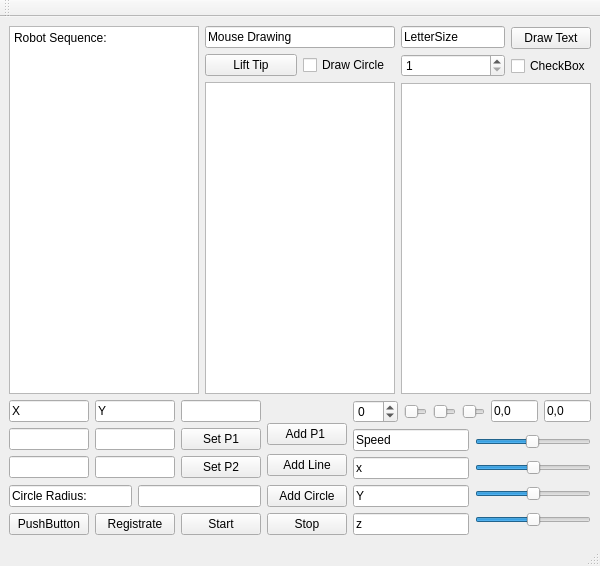
First picture: the form in CAPISample/robotdrawui.ui, repository dzunder32/BachelorRobot, before the edit.
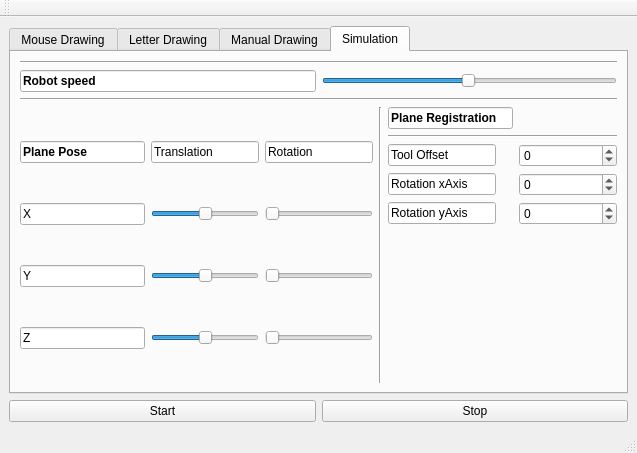
Second picture: the form after the edit. The open tabs and pages were chosen to show the change.

What changed in the file:
```diff
--- a/CAPISample/robotdrawui.ui
+++ b/CAPISample/robotdrawui.ui
@@ -6,45 +6,28 @@
    <rect>
     <x>0</x>
     <y>0</y>
-    <width>600</width>
-    <height>566</height>
+    <width>637</width>
+    <height>453</height>
    </rect>
   </property>
   <property name="windowTitle">
    <string>MainWindow</string>
   </property>
   <widget class="QWidget" name="centralwidget">
-   <layout class="QVBoxLayout" name="verticalLayout_14">
+   <layout class="QVBoxLayout" name="verticalLayout_5">
     <item>
-     <layout class="QHBoxLayout" name="horizontalLayout_9">
-      <item>
-       <widget class="QTextEdit" name="textEdit_Sequence">
-        <property name="html">
-         <string>&lt;!DOCTYPE HTML PUBLIC &quot;-//W3C//DTD HTML 4.0//EN&quot; &quot;http://www.w3.org/TR/REC-html40/strict.dtd&quot;&gt;
-&lt;html&gt;&lt;head&gt;&lt;meta name=&quot;qrichtext&quot; content=&quot;1&quot; /&gt;&lt;meta charset=&quot;utf-8&quot; /&gt;&lt;style type=&quot;text/css&quot;&gt;
-p, li { white-space: pre-wrap; }
-hr { height: 1px; border-width: 0; }
-li.unchecked::marker { content: &quot;\2610&quot;; }
-li.checked::marker { content: &quot;\2612&quot;; }
-&lt;/style&gt;&lt;/head&gt;&lt;body style=&quot; font-family:'Segoe UI'; font-size:9pt; font-weight:400; font-style:normal;&quot;&gt;
-&lt;p style=&quot; margin-top:0px; margin-bottom:0px; margin-left:0px; margin-right:0px; -qt-block-indent:0; text-indent:0px;&quot;&gt;Robot Sequence:&lt;/p&gt;&lt;/body&gt;&lt;/html&gt;</string>
-        </property>
-       </widget>
-      </item>
-      <item>
+     <widget class="QTabWidget" name="tabWidget">
+      <property name="currentIndex">
+       <number>2</number>
+      </property>
+      <widget class="QWidget" name="tab">
+       <property name="toolTip">
+        <string>&lt;html&gt;&lt;head/&gt;&lt;body&gt;&lt;p&gt;&lt;br/&gt;&lt;/p&gt;&lt;/body&gt;&lt;/html&gt;</string>
+       </property>
+       <attribute name="title">
+        <string>Mouse Drawing</string>
+       </attribute>
        <layout class="QVBoxLayout" name="verticalLayout_11">
-        <item>
-         <widget class="QLineEdit" name="lineEdit_10">
-          <property name="font">
-           <font>
-            <pointsize>9</pointsize>
-           </font>
-          </property>
-          <property name="text">
-           <string>Mouse Drawing</string>
-          </property>
-         </widget>
-        </item>
         <item>
          <layout class="QHBoxLayout" name="horizontalLayout_6">
           <item>
@@ -67,143 +50,146 @@
          <widget class="QGraphicsView" name="graphicsView"/>
         </item>
        </layout>
-      </item>
-      <item>
-       <layout class="QVBoxLayout" name="verticalLayout_13">
-        <item>
-         <layout class="QHBoxLayout" name="horizontalLayout_7">
-          <item>
-           <layout class="QVBoxLayout" name="verticalLayout_10">
-            <item>
-             <widget class="QLineEdit" name="lineEdit_7">
-              <property name="text">
-               <string>LetterSize</string>
-              </property>
-             </widget>
-            </item>
-            <item>
-             <widget class="QSpinBox" name="spinBox_letterSize">
-              <property name="minimum">
-               <number>1</number>
-              </property>
-             </widget>
-            </item>
-           </layout>
-          </item>
-          <item>
-           <layout class="QVBoxLayout" name="verticalLayout_12">
-            <item>
-             <widget class="QPushButton" name="pushButton_draw">
-              <property name="text">
-               <string>Draw Text</string>
-              </property>
-             </widget>
-            </item>
-            <item>
-             <widget class="QCheckBox" name="checkBox_grid">
-              <property name="text">
-               <string>CheckBox</string>
-              </property>
-             </widget>
-            </item>
-           </layout>
-          </item>
-         </layout>
-        </item>
+      </widget>
+      <widget class="QWidget" name="tab_4">
+       <attribute name="title">
+        <string>Letter Drawing</string>
+       </attribute>
+       <layout class="QVBoxLayout" name="verticalLayout_4">
         <item>
          <widget class="QTextEdit" name="textEdit_textInput"/>
         </item>
+        <item>
+         <layout class="QHBoxLayout" name="horizontalLayout_5">
+          <item>
+           <widget class="QLineEdit" name="lineEdit_7">
+            <property name="text">
+             <string>LetterSize</string>
+            </property>
+           </widget>
+          </item>
+          <item>
+           <widget class="QSpinBox" name="spinBox_letterSize">
+            <property name="minimum">
+             <number>1</number>
+            </property>
+            <property name="value">
+             <number>10</number>
+            </property>
+           </widget>
+          </item>
+          <item>
+           <spacer name="horizontalSpacer_4">
+            <property name="orientation">
+             <enum>Qt::Horizontal</enum>
+            </property>
+            <property name="sizeHint" stdset="0">
+             <size>
+              <width>40</width>
+              <height>20</height>
+             </size>
+            </property>
+           </spacer>
+          </item>
+          <item>
+           <widget class="QPushButton" name="pushButton_draw">
+            <property name="text">
+             <string>Draw Text</string>
+            </property>
+           </widget>
+          </item>
+         </layout>
+        </item>
        </layout>
-      </item>
-     </layout>
-    </item>
-    <item>
-     <layout class="QHBoxLayout" name="horizontalLayout_8">
-      <item>
-       <layout class="QVBoxLayout" name="verticalLayout_8">
+      </widget>
+      <widget class="QWidget" name="tab_2">
+       <attribute name="title">
+        <string>Manual Drawing</string>
+       </attribute>
+       <layout class="QVBoxLayout" name="verticalLayout_2">
         <item>
          <layout class="QHBoxLayout" name="horizontalLayout">
           <item>
-           <layout class="QVBoxLayout" name="verticalLayout_4">
-            <item>
-             <widget class="QLineEdit" name="lineEdit">
+           <widget class="Line" name="line_7">
+            <property name="orientation">
+             <enum>Qt::Vertical</enum>
+            </property>
+           </widget>
+          </item>
+          <item>
+           <layout class="QGridLayout" name="gridLayout">
+            <item row="2" column="0">
+             <widget class="QLineEdit" name="lineEdit_4">
               <property name="text">
                <string>X</string>
               </property>
              </widget>
             </item>
-            <item>
+            <item row="2" column="1">
              <widget class="QLineEdit" name="lineEdit_P1X"/>
             </item>
-            <item>
+            <item row="1" column="1">
+             <widget class="QLineEdit" name="lineEdit">
+              <property name="text">
+               <string>X</string>
+              </property>
+             </widget>
+            </item>
+            <item row="3" column="0">
+             <widget class="QLineEdit" name="lineEdit_8">
+              <property name="text">
+               <string>P2</string>
+              </property>
+             </widget>
+            </item>
+            <item row="3" column="1">
              <widget class="QLineEdit" name="lineEdit_P2X"/>
             </item>
-           </layout>
-          </item>
-          <item>
-           <layout class="QVBoxLayout" name="verticalLayout_5">
-            <item>
+            <item row="2" column="4">
+             <widget class="QPushButton" name="pushButton_addP1">
+              <property name="text">
+               <string>Draw P1 </string>
+              </property>
+             </widget>
+            </item>
+            <item row="1" column="3">
              <widget class="QLineEdit" name="lineEdit_9">
               <property name="text">
                <string>Y</string>
               </property>
              </widget>
             </item>
-            <item>
+            <item row="2" column="3">
              <widget class="QLineEdit" name="lineEdit_P1Y"/>
             </item>
-            <item>
-             <widget class="QLineEdit" name="lineEdit_P2Y"/>
-            </item>
-           </layout>
-          </item>
-          <item>
-           <layout class="QVBoxLayout" name="verticalLayout_6">
-            <item>
-             <widget class="QLineEdit" name="lineEdit_3"/>
-            </item>
-            <item>
-             <widget class="QPushButton" name="pushButton_setP1">
+            <item row="0" column="0" colspan="2">
+             <widget class="QLineEdit" name="lineEdit_2">
               <property name="text">
-               <string>Set P1</string>
+               <string>Draw point or line between P1 and P2</string>
               </property>
              </widget>
             </item>
-            <item>
-             <widget class="QPushButton" name="pushButton_setP2">
-              <property name="text">
-               <string>Set P2</string>
-              </property>
-             </widget>
-            </item>
-           </layout>
-          </item>
-          <item>
-           <layout class="QVBoxLayout" name="verticalLayout_7">
-            <item>
-             <spacer name="horizontalSpacer_3">
-              <property name="orientation">
-               <enum>Qt::Horizontal</enum>
-              </property>
-              <property name="sizeHint" stdset="0">
-               <size>
-                <width>40</width>
-                <height>20</height>
-               </size>
-              </property>
-             </spacer>
-            </item>
-            <item>
-             <widget class="QPushButton" name="pushButton_addP1">
-              <property name="text">
-               <string>Add P1 </string>
-              </property>
-             </widget>
-            </item>
-            <item>
+            <item row="3" column="4">
              <widget class="QPushButton" name="pushButton_addLine">
               <property name="text">
-               <string>Add Line</string>
+               <string>Draw Line</string>
+              </property>
+             </widget>
+            </item>
+            <item row="3" column="3">
+             <widget class="QLineEdit" name="lineEdit_P2Y"/>
+            </item>
+            <item row="1" column="2" rowspan="3">
+             <widget class="Line" name="line_8">
+              <property name="orientation">
+               <enum>Qt::Vertical</enum>
+              </property>
+             </widget>
+            </item>
+            <item row="4" column="0" colspan="4">
+             <widget class="Line" name="line_2">
+              <property name="orientation">
+               <enum>Qt::Horizontal</enum>
               </property>
              </widget>
             </item>
@@ -212,7 +198,7 @@
          </layout>
         </item>
         <item>
-         <layout class="QHBoxLayout" name="horizontalLayout_5">
+         <layout class="QHBoxLayout" name="horizontalLayout_7">
           <item>
            <widget class="QLineEdit" name="lineEdit_6">
             <property name="text">
@@ -226,188 +212,265 @@
           <item>
            <widget class="QPushButton" name="pushButton_addCircle">
             <property name="text">
-             <string>Add Circle</string>
-            </property>
-           </widget>
-          </item>
-         </layout>
-        </item>
-        <item>
-         <layout class="QHBoxLayout" name="horizontalLayout_3">
-          <item>
-           <widget class="QPushButton" name="pushButton_History">
-            <property name="text">
-             <string>PushButton</string>
-            </property>
-           </widget>
-          </item>
-          <item>
-           <widget class="QPushButton" name="pushButton_Registrate">
-            <property name="text">
-             <string>Registrate</string>
-            </property>
-           </widget>
-          </item>
-          <item>
-           <widget class="QPushButton" name="pushButtonStart">
-            <property name="text">
-             <string>Start</string>
-            </property>
-           </widget>
-          </item>
-          <item>
-           <widget class="QPushButton" name="pushButtonStop">
-            <property name="text">
-             <string>Stop</string>
+             <string>Draw Circle</string>
             </property>
            </widget>
           </item>
          </layout>
         </item>
        </layout>
-      </item>
-      <item>
-       <layout class="QVBoxLayout" name="verticalLayout_9">
+      </widget>
+      <widget class="QWidget" name="tab_3">
+       <attribute name="title">
+        <string>Simulation</string>
+       </attribute>
+       <layout class="QVBoxLayout" name="verticalLayout">
         <item>
-         <layout class="QVBoxLayout" name="verticalLayout_3">
+         <widget class="Line" name="line">
+          <property name="orientation">
+           <enum>Qt::Horizontal</enum>
+          </property>
+         </widget>
+        </item>
+        <item>
+         <layout class="QHBoxLayout" name="horizontalLayout_4">
           <item>
-           <layout class="QHBoxLayout" name="horizontalLayout_4">
-            <item>
-             <widget class="QSpinBox" name="spinBox_dist">
+           <widget class="QLineEdit" name="lineEdit_5">
+            <property name="font">
+             <font>
+              <bold>true</bold>
+             </font>
+            </property>
+            <property name="text">
+             <string>Robot speed </string>
+            </property>
+           </widget>
+          </item>
+          <item>
+           <widget class="QSlider" name="timerSpeedSlider">
+            <property name="minimum">
+             <number>4</number>
+            </property>
+            <property name="maximum">
+             <number>1000</number>
+            </property>
+            <property name="value">
+             <number>500</number>
+            </property>
+            <property name="sliderPosition">
+             <number>500</number>
+            </property>
+            <property name="orientation">
+             <enum>Qt::Horizontal</enum>
+            </property>
+           </widget>
+          </item>
+         </layout>
+        </item>
+        <item>
+         <widget class="Line" name="line_6">
+          <property name="orientation">
+           <enum>Qt::Horizontal</enum>
+          </property>
+         </widget>
+        </item>
+        <item>
+         <layout class="QHBoxLayout" name="horizontalLayout_2">
+          <item>
+           <layout class="QGridLayout" name="gridLayout_2">
+            <item row="0" column="1">
+             <widget class="QLineEdit" name="lineEdit_10">
+              <property name="text">
+               <string>Translation</string>
+              </property>
+             </widget>
+            </item>
+            <item row="0" column="2">
+             <widget class="QLineEdit" name="lineEdit_14">
+              <property name="text">
+               <string>Rotation</string>
+              </property>
+             </widget>
+            </item>
+            <item row="1" column="0">
+             <widget class="QLineEdit" name="lineEdit_12">
+              <property name="text">
+               <string>X</string>
+              </property>
+             </widget>
+            </item>
+            <item row="1" column="1">
+             <widget class="QSlider" name="horizontalSlider_x">
               <property name="minimum">
                <number>-99</number>
               </property>
+              <property name="orientation">
+               <enum>Qt::Horizontal</enum>
+              </property>
              </widget>
             </item>
-            <item>
+            <item row="1" column="2">
              <widget class="QSlider" name="horizontalSlider_xRot">
               <property name="orientation">
                <enum>Qt::Horizontal</enum>
               </property>
              </widget>
             </item>
-            <item>
+            <item row="2" column="0">
+             <widget class="QLineEdit" name="lineEdit_13">
+              <property name="text">
+               <string>Y</string>
+              </property>
+             </widget>
+            </item>
+            <item row="2" column="1">
+             <widget class="QSlider" name="horizontalSlider_y">
+              <property name="minimum">
+               <number>-99</number>
+              </property>
+              <property name="orientation">
+               <enum>Qt::Horizontal</enum>
+              </property>
+             </widget>
+            </item>
+            <item row="2" column="2">
              <widget class="QSlider" name="horizontalSlider_yRot">
               <property name="orientation">
                <enum>Qt::Horizontal</enum>
               </property>
              </widget>
             </item>
-            <item>
+            <item row="3" column="0">
+             <widget class="QLineEdit" name="lineEdit_11">
+              <property name="text">
+               <string>Z</string>
+              </property>
+             </widget>
+            </item>
+            <item row="3" column="1">
+             <widget class="QSlider" name="horizontalSlider_z">
+              <property name="minimum">
+               <number>-99</number>
+              </property>
+              <property name="orientation">
+               <enum>Qt::Horizontal</enum>
+              </property>
+             </widget>
+            </item>
+            <item row="3" column="2">
              <widget class="QSlider" name="horizontalSlider_zRot">
               <property name="orientation">
                <enum>Qt::Horizontal</enum>
               </property>
              </widget>
             </item>
-            <item>
-             <widget class="QLineEdit" name="lineEdit_2">
-              <property name="text">
-               <string>0,0</string>
+            <item row="0" column="0">
+             <widget class="QLineEdit" name="lineEdit_18">
+              <property name="font">
+               <font>
+                <bold>true</bold>
+               </font>
               </property>
-             </widget>
-            </item>
-            <item>
-             <widget class="QLineEdit" name="lineEdit_Range">
               <property name="text">
-               <string>0,0</string>
+               <string>Plane Pose</string>
               </property>
              </widget>
             </item>
            </layout>
           </item>
           <item>
-           <layout class="QHBoxLayout" name="horizontalLayout_2">
-            <item>
-             <layout class="QVBoxLayout" name="verticalLayout_2">
-              <item>
-               <widget class="QLineEdit" name="lineEdit_5">
-                <property name="text">
-                 <string>Speed</string>
-                </property>
-               </widget>
-              </item>
-              <item>
-               <widget class="QLineEdit" name="lineEdit_12">
-                <property name="text">
-                 <string>x</string>
-                </property>
-               </widget>
-              </item>
-              <item>
-               <widget class="QLineEdit" name="lineEdit_13">
-                <property name="text">
-                 <string>Y</string>
-                </property>
-               </widget>
-              </item>
-              <item>
-               <widget class="QLineEdit" name="lineEdit_11">
-                <property name="text">
-                 <string>z</string>
-                </property>
-               </widget>
-              </item>
-             </layout>
+           <widget class="Line" name="line_4">
+            <property name="orientation">
+             <enum>Qt::Vertical</enum>
+            </property>
+           </widget>
+          </item>
+          <item>
+           <layout class="QFormLayout" name="formLayout">
+            <item row="0" column="0">
+             <widget class="QLineEdit" name="lineEdit_3">
+              <property name="font">
+               <font>
+                <bold>true</bold>
+               </font>
+              </property>
+              <property name="text">
+               <string>Plane Registration</string>
+              </property>
+             </widget>
             </item>
-            <item>
-             <layout class="QVBoxLayout" name="verticalLayout">
-              <item>
-               <widget class="QSlider" name="timerSpeedSlider">
-                <property name="minimum">
-                 <number>4</number>
-                </property>
-                <property name="maximum">
-                 <number>1000</number>
-                </property>
-                <property name="value">
-                 <number>500</number>
-                </property>
-                <property name="sliderPosition">
-                 <number>500</number>
-                </property>
-                <property name="orientation">
-                 <enum>Qt::Horizontal</enum>
-                </property>
-               </widget>
-              </item>
-              <item>
-               <widget class="QSlider" name="horizontalSlider_x">
-                <property name="minimum">
-                 <number>-99</number>
-                </property>
-                <property name="orientation">
-                 <enum>Qt::Horizontal</enum>
-                </property>
-               </widget>
-              </item>
-              <item>
-               <widget class="QSlider" name="horizontalSlider_y">
-                <property name="minimum">
-                 <number>-99</number>
-                </property>
-                <property name="orientation">
-                 <enum>Qt::Horizontal</enum>
-                </property>
-               </widget>
-              </item>
-              <item>
-               <widget class="QSlider" name="horizontalSlider_z">
-                <property name="minimum">
-                 <number>-99</number>
-                </property>
-                <property name="orientation">
-                 <enum>Qt::Horizontal</enum>
-                </property>
-               </widget>
-              </item>
-             </layout>
+            <item row="1" column="0" colspan="2">
+             <widget class="Line" name="line_3">
+              <property name="orientation">
+               <enum>Qt::Horizontal</enum>
+              </property>
+             </widget>
+            </item>
+            <item row="2" column="0">
+             <widget class="QLineEdit" name="lineEdit_15">
+              <property name="text">
+               <string>Tool Offset</string>
+              </property>
+             </widget>
+            </item>
+            <item row="2" column="1">
+             <widget class="QSpinBox" name="spinBox_dist">
+              <property name="minimum">
+               <number>-99</number>
+              </property>
+             </widget>
+            </item>
+            <item row="3" column="0">
+             <widget class="QLineEdit" name="lineEdit_16">
+              <property name="text">
+               <string>Rotation xAxis</string>
+              </property>
+             </widget>
+            </item>
+            <item row="4" column="0">
+             <widget class="QLineEdit" name="lineEdit_17">
+              <property name="text">
+               <string>Rotation yAxis</string>
+              </property>
+             </widget>
+            </item>
+            <item row="3" column="1">
+             <widget class="QSpinBox" name="spinBox_xRot">
+              <property name="minimum">
+               <number>-99</number>
+              </property>
+             </widget>
+            </item>
+            <item row="4" column="1">
+             <widget class="QSpinBox" name="spinBox_yRot">
+              <property name="minimum">
+               <number>-99</number>
+              </property>
+             </widget>
             </item>
            </layout>
           </item>
          </layout>
         </item>
        </layout>
+      </widget>
+     </widget>
+    </item>
+    <item>
+     <layout class="QHBoxLayout" name="horizontalLayout_3">
+      <item>
+       <widget class="QPushButton" name="pushButtonStart">
+        <property name="text">
+         <string>Start</string>
+        </property>
+       </widget>
+      </item>
+      <item>
+       <widget class="QPushButton" name="pushButtonStop">
+        <property name="text">
+         <string>Stop</string>
+        </property>
+       </widget>
       </item>
      </layout>
     </item>
```
Left out of the diff: 11 changed lines with no effect on the pictures.
